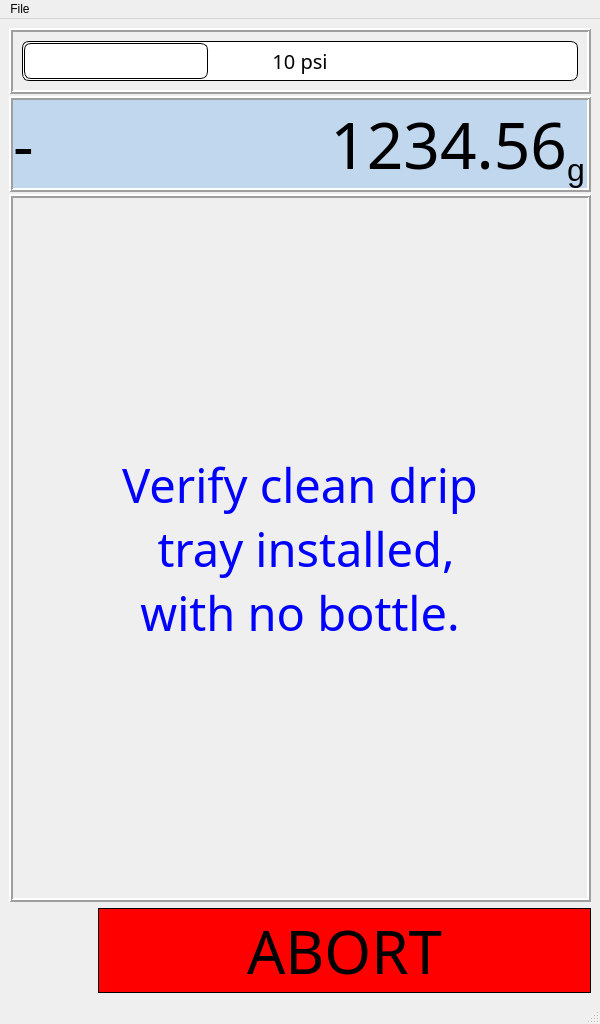
The window that Philler_Main.ui (Gauntleteer/Philler) describes before a commit, drawn with Qt 5.
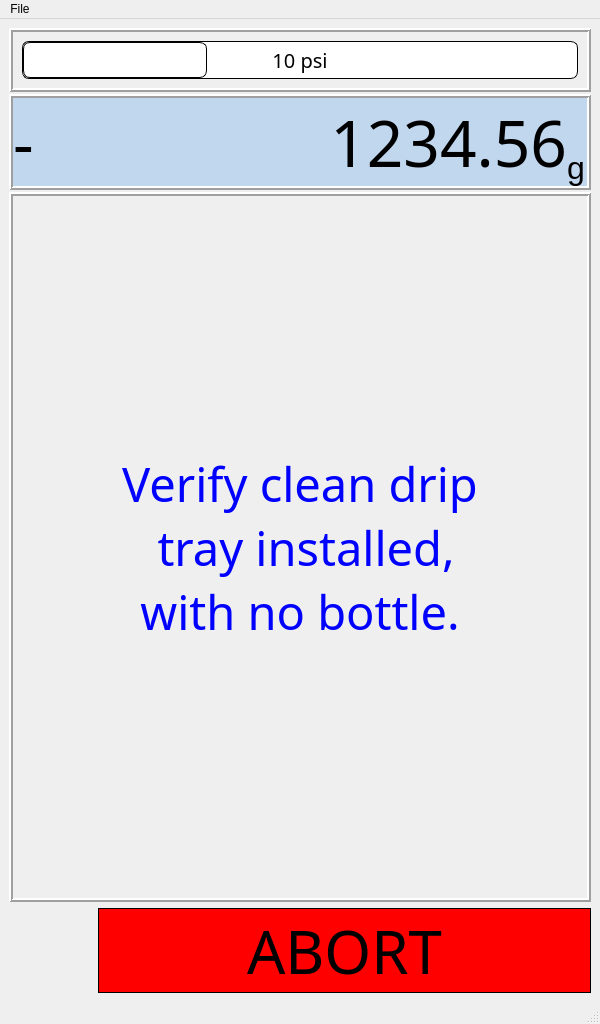
The same window after the commit. Icons and pictures are not drawn.

Diff of the .ui file:
```diff
--- a/Philler_Main.ui
+++ b/Philler_Main.ui
@@ -544,25 +544,16 @@
                 <string notr="true">QProgressBar {
 border: 1px solid black;
 text-align: center;
-padding: 1px;
 border-top-right-radius: 7px;
 border-bottom-right-radius: 7px;
 border-top-left-radius: 7px;
 border-bottom-left-radius: 7px;
-background: QLinearGradient( x1: 0, y1: 0, x2: 1, y2: 0,
-stop: 0 #fff,
-stop: 0.4999 #eee,
-stop: 0.5 #ddd,
-stop: 1 #eee );
-width: 15px;
 }
 
 QProgressBar::chunk {
 background: QLinearGradient( x1: 0, y1: 0, x2: 1, y2: 0,
-stop: 0 #78d,
-stop: 0.4999 #46a,
-stop: 0.5 #45a,
-stop: 1 #238 );
+stop: 0 rgb(255, 255, 255),
+stop: 1 rgb(85, 170, 255) );
 border-top-left-radius: 7px;
 border-bottom-left-radius: 7px;
 border-top-right-radius: 7px;
```
